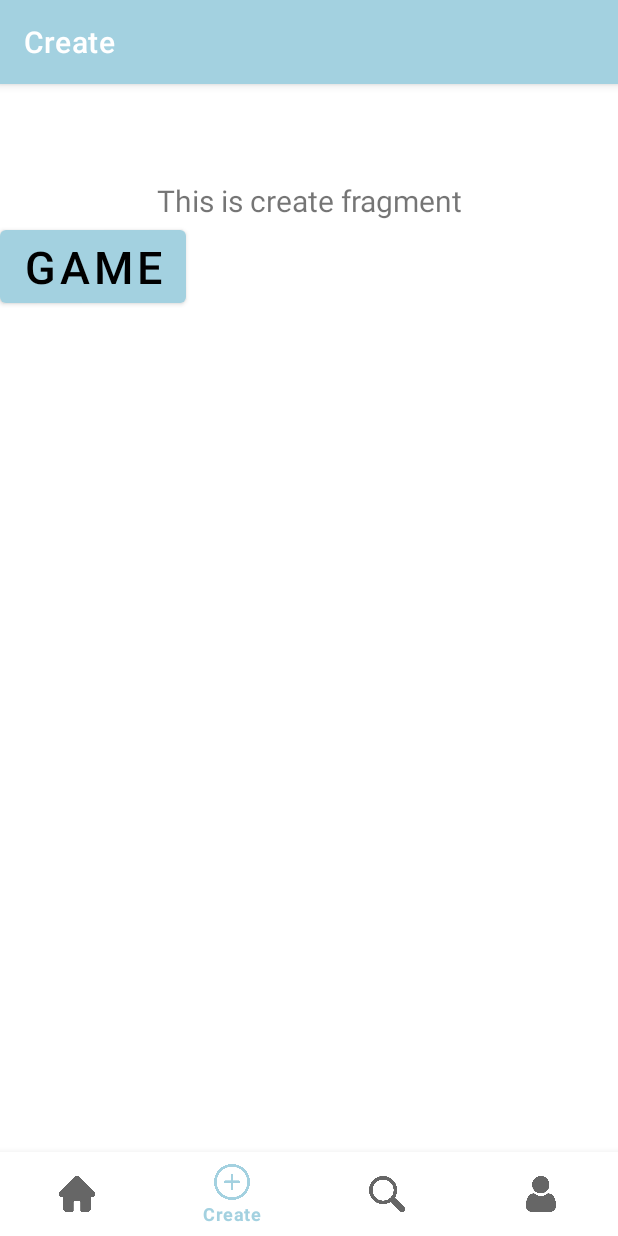
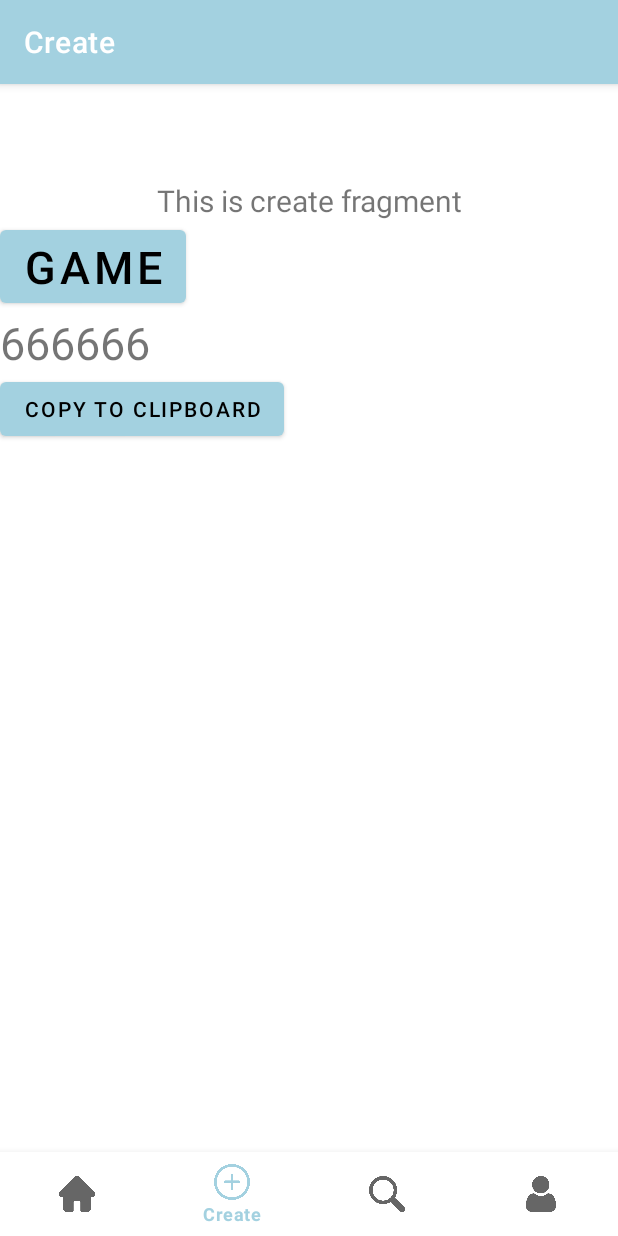
Before and after one commit to Jakubowsky97/StoryWeave, an Android app: the CreateFragment screen opened through its navigation route, on a phone screen of 412 x 824 dp. Run offline under Robolectric (Android 15) with nearby library versions, the phone set to English and light mode, and no system bars; our stand-ins replace navigation-ui.

```diff
--- a/app/src/main/java/com/example/storyweave/ui/create/CreateFragment.java
+++ b/app/src/main/java/com/example/storyweave/ui/create/CreateFragment.java
@@ -1,5 +1,10 @@
 package com.example.storyweave.ui.create;
 
+
+import android.app.Application;
+import android.content.ClipboardManager;
+import android.content.ClipData;
+import android.content.Context;
 import android.content.Intent;
 import android.os.Bundle;
 import android.view.LayoutInflater;
@@ -7,6 +12,7 @@ import android.view.View;
 import android.view.ViewGroup;
 import android.widget.Button;
 import android.widget.TextView;
+import android.widget.Toast;
 
 import androidx.annotation.NonNull;
 import androidx.fragment.app.Fragment;
@@ -16,11 +22,15 @@ import com.example.storyweave.GameActivity;
 import com.example.storyweave.R;
 import com.example.storyweave.databinding.FragmentCreateBinding;
 
+import java.util.Random;
+
 public class CreateFragment extends Fragment {
 
     private FragmentCreateBinding binding;
 
-    private Button btngame;
+
+    private TextView txtcopy;
+    private Button btngame, btncopy;
 
     public View onCreateView(@NonNull LayoutInflater inflater,
                              ViewGroup container, Bundle savedInstanceState) {
@@ -42,6 +52,24 @@ public class CreateFragment extends Fragment {
         });
 
 
+        //random code*************************
+        txtcopy = root.findViewById(R.id.textcopy);
+
+        txtcopy.setText(generateSixDigitCode());
+
+        btncopy = root.findViewById(R.id.button_copy);
+
+        btncopy.setOnClickListener(new View.OnClickListener() {
+            @Override
+            public void onClick(View v) {
+                ClipboardManager clipboard = (ClipboardManager) getActivity().getSystemService(Context.CLIPBOARD_SERVICE);
+                ClipData clip = ClipData.newPlainText("Code", txtcopy.getText());
+                clipboard.setPrimaryClip(clip);
+                Toast.makeText(getActivity().getApplicationContext(), "String copied to Clipboard", Toast.LENGTH_LONG).show();
+            }
+
+        });
+        //random code*************************
 
         return root;
     }
@@ -52,4 +80,23 @@ public class CreateFragment extends Fragment {
         super.onDestroyView();
         binding = null;
     }
+    public static String generateSixDigitCode(){
+
+        String code = "";
+        char[] uppercaseLetters = {
+                'A', 'B', 'C', 'D', 'E', 'F', 'G', 'H', 'I', 'J', 'K', 'L', 'M',
+                'N', 'O', 'P', 'Q', 'R', 'S', 'T', 'U', 'V', 'W', 'X', 'Y', 'Z'
+        };
+        int[] numbers = {1, 2, 3, 4, 5, 6, 7, 8, 9, 0};
+
+        for (int i = 0; i < 6; i++){
+            Random random = new Random();
+            if (Math.round(random.nextDouble()) == 0){
+                code += uppercaseLetters[random.nextInt(uppercaseLetters.length)];
+            } else {
+                code += numbers[random.nextInt(numbers.length)];
+            }
+        }
+        return code;
+    }
 }
--- a/app/src/main/res/layout/fragment_create.xml
+++ b/app/src/main/res/layout/fragment_create.xml
@@ -24,4 +24,15 @@
         android:text="Game"
         android:layout_gravity="bottom"
         android:textSize="30sp"/>
+    <TextView
+        android:id="@+id/textcopy"
+        android:layout_width="match_parent"
+        android:layout_height="wrap_content"
+        android:text="Copy test"
+        android:textSize="30sp"/>
+    <Button
+        android:id="@+id/button_copy"
+        android:layout_width="wrap_content"
+        android:layout_height="wrap_content"
+        android:text="Copy to clipboard"/>
 </LinearLayout>
```
